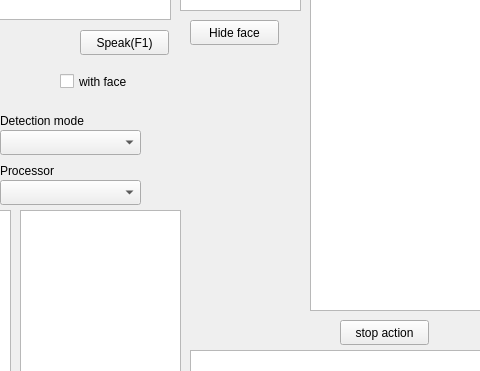
The window that Server/Kebbi/mainwindow.ui (yangchihyuan/RobotNurseHelper) describes before a commit, drawn with Qt 5; both pictures show x 160 to 640 and y 270 to 641 of the 1126 by 857 pixel window.
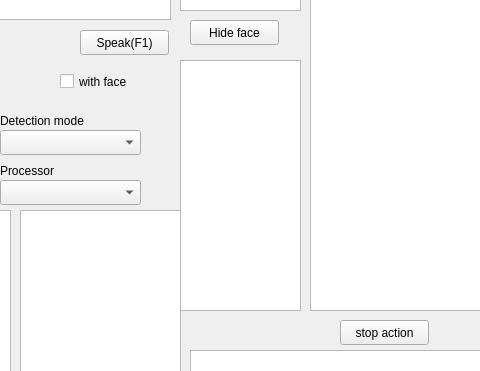
The same window after the commit.

Commit message: try add Kebbi's content editor, not complete

The edit to the form file:
```diff
--- a/Server/Kebbi/mainwindow.ui
+++ b/Server/Kebbi/mainwindow.ui
@@ -803,6 +803,16 @@
      <string>Language</string>
     </property>
    </widget>
+   <widget class="QListView" name="listView_Content">
+    <property name="geometry">
+     <rect>
+      <x>340</x>
+      <y>330</y>
+      <width>121</width>
+      <height>251</height>
+     </rect>
+    </property>
+   </widget>
   </widget>
   <widget class="QStatusBar" name="statusbar"/>
  </widget>
```
The commit also changes 120 other files.
